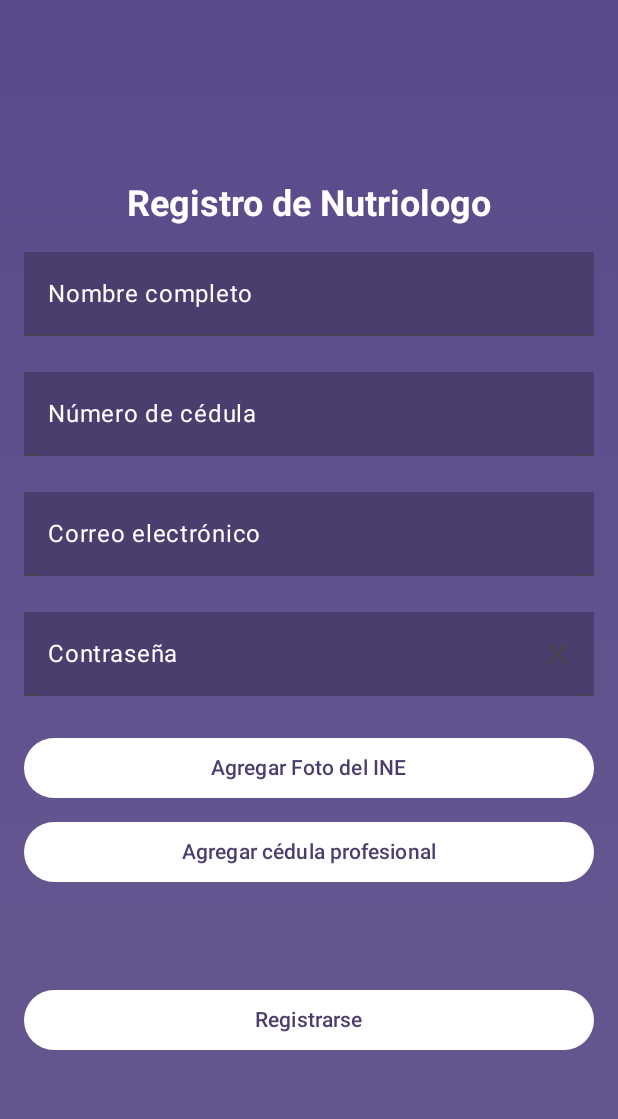
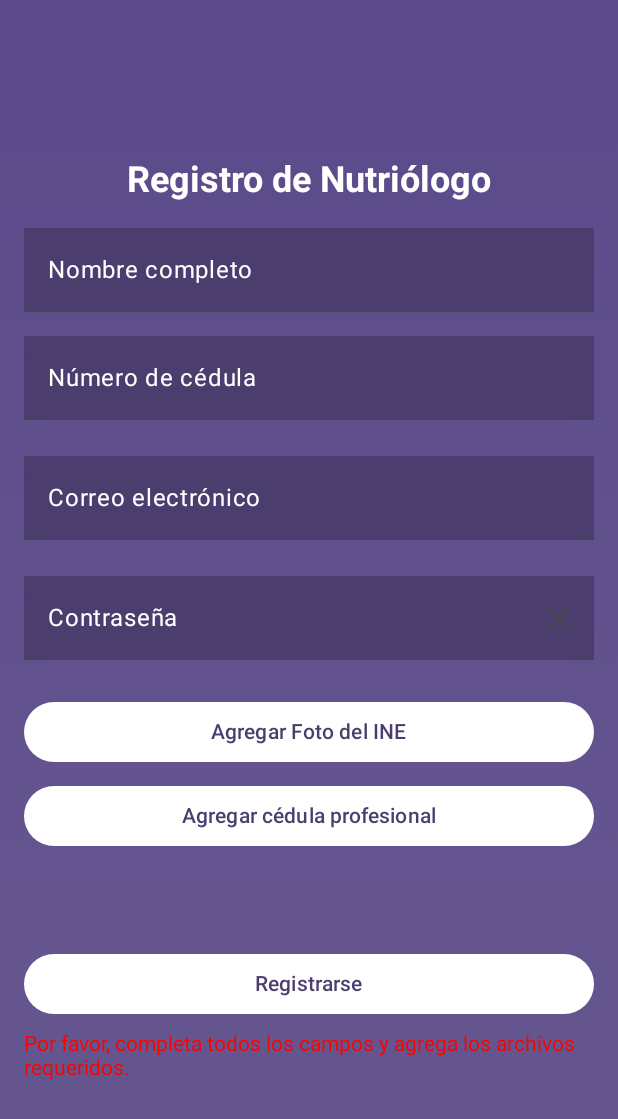
Before and after one commit to 214201827/nutri-app, an Android app built with Jetpack Compose: the RegisterNutScreen screen opened through its navigation route, after a tap on "Registrarse", on a phone screen of 412 x 824 dp. Shown: the top 1119 px of the screen. Run offline under Robolectric (Android 15) with nearby library versions, the phone set to English and light mode, and no system bars; our stand-ins replace Firebase (no records; nobody signed in at launch, a user with empty details on screens opened directly).

Commit message:
Registro de nutriologo terminado, solo falta el dialogo de exito 2.

```diff
--- a/app/src/main/java/com/example/nutricionapp/RegisterNutScreen.kt
+++ b/app/src/main/java/com/example/nutricionapp/RegisterNutScreen.kt
@@ -21,16 +21,17 @@ import androidx.navigation.compose.rememberNavController
 import androidx.compose.ui.text.input.PasswordVisualTransformation
 import androidx.compose.ui.text.input.VisualTransformation
 import androidx.compose.material.icons.filled.Clear
+import androidx.compose.ui.draw.alpha
 import androidx.compose.ui.graphics.Brush
 import androidx.compose.ui.graphics.Color
 import androidx.compose.ui.text.font.FontWeight
 import androidx.compose.ui.text.input.KeyboardType
-import com.google.firebase.Firebase
 import com.google.firebase.auth.FirebaseAuth
 import com.google.firebase.firestore.FirebaseFirestore
-import com.google.firebase.firestore.firestore
 import com.google.firebase.storage.FirebaseStorage
 import java.util.UUID
+import androidx.compose.ui.window.DialogProperties
+import androidx.compose.ui.input.pointer.pointerInput
 
 @Composable
 fun RegisterNutScreen(navController: NavHostController) {
@@ -40,25 +41,22 @@ fun RegisterNutScreen(navController: NavHostController) {
     val storage = FirebaseStorage.getInstance("gs://nutri-app-a90ca.appspot.com")
 
 
-    // Estados para manejar la carga
+    // Estados para manejar la carga y el diálogo de éxito
     var isLoading by remember { mutableStateOf(false) }
     var errorMessage by remember { mutableStateOf<String?>(null) }
+    var showSuccessDialog by remember { mutableStateOf(false) }
+
     var name by remember { mutableStateOf("") }
     var licenseNumber by remember { mutableStateOf("") }
     var email by remember { mutableStateOf("") }
     var password by remember { mutableStateOf("") }
     var showPassword by remember { mutableStateOf(false) }
 
-    // State variables to hold the selected URIs
+    // Variables de estado para los URIs seleccionados
     var photoIneUri by remember { mutableStateOf<Uri?>(null) }
     var professionalLicenseUri by remember { mutableStateOf<Uri?>(null) }
 
-    var showSuccessDialog by remember { mutableStateOf(false) }
-
-
-
-
-    // Launcher for selecting PDF files (Cédula profesional)
+    // Launcher para seleccionar archivos PDF (Cédula profesional)
     val pickPdfLauncher = rememberLauncherForActivityResult(
         ActivityResultContracts.OpenDocument()
     ) { uri ->
@@ -67,7 +65,7 @@ fun RegisterNutScreen(navController: NavHostController) {
         }
     }
 
-    // Launcher for selecting images or PDFs (Foto INE)
+    // Launcher para seleccionar imágenes o PDFs (Foto INE)
     val pickImageOrPdfLauncher = rememberLauncherForActivityResult(
         ActivityResultContracts.OpenDocument()
     ) { uri ->
@@ -87,16 +85,18 @@ fun RegisterNutScreen(navController: NavHostController) {
                 )
             ),
         //contentAlignment = Alignment.Center
-    )
+    ) {
+        // Contenido principal
         Column(
             modifier = Modifier
                 .fillMaxSize()
-            .padding(16.dp),
+                .padding(16.dp)
+                .alpha(if (isLoading) 0.5f else 1f), // Cambia la opacidad si está cargando
             verticalArrangement = Arrangement.Center,
             horizontalAlignment = Alignment.CenterHorizontally
         ) {
             Text(
-            text = "Registro de Nutriologo",
+                text = "Registro de Nutriólogo",
                 color = Color.White,
                 style = MaterialTheme.typography.headlineSmall,
                 fontWeight = FontWeight.Bold,
@@ -123,7 +123,6 @@ fun RegisterNutScreen(navController: NavHostController) {
 
             Spacer(modifier = Modifier.height(8.dp))
 
-        Spacer(modifier = Modifier.height(8.dp))
             TextField(
                 value = licenseNumber,
                 onValueChange = { licenseNumber = it },
@@ -133,7 +132,7 @@ fun RegisterNutScreen(navController: NavHostController) {
                     .padding(vertical = 8.dp)
                     .border(1.dp, Color(0xFF4B3D6E), shape = RoundedCornerShape(16.dp))
                     .background(Color(0xFF4B3D6E)),
-            keyboardOptions = KeyboardOptions(keyboardType = KeyboardType.Email),
+                keyboardOptions = KeyboardOptions(keyboardType = KeyboardType.Text),
                 singleLine = true,
                 colors = TextFieldDefaults.colors(
                     focusedContainerColor = Color.Transparent,
@@ -188,7 +187,7 @@ fun RegisterNutScreen(navController: NavHostController) {
                     .padding(vertical = 8.dp)
                     .border(1.dp, Color(0xFF4B3D6E), shape = RoundedCornerShape(16.dp))
                     .background(Color(0xFF4B3D6E)),
-            keyboardOptions = KeyboardOptions(keyboardType = KeyboardType.Email),
+                keyboardOptions = KeyboardOptions(keyboardType = KeyboardType.Password),
                 singleLine = true,
                 colors = TextFieldDefaults.colors(
                     focusedContainerColor = Color.Transparent,
@@ -202,10 +201,10 @@ fun RegisterNutScreen(navController: NavHostController) {
 
             Spacer(modifier = Modifier.height(16.dp))
 
-        // Button for "Agregar Foto del INE"
+            // Botón para "Agregar Foto del INE"
             Button(
                 onClick = {
-                // Launch file picker for images or PDFs
+                    // Lanzar selector de archivos para imágenes o PDFs
                     pickImageOrPdfLauncher.launch(arrayOf("application/pdf", "image/*"))
                 },
                 modifier = Modifier.fillMaxWidth(),
@@ -221,10 +220,10 @@ fun RegisterNutScreen(navController: NavHostController) {
 
             Spacer(modifier = Modifier.height(8.dp))
 
-        // Button for "Agregar cédula profesional"
+            // Botón para "Agregar cédula profesional"
             Button(
                 onClick = {
-                // Launch file picker for PDFs only
+                    // Lanzar selector de archivos para PDFs solamente
                     pickPdfLauncher.launch(arrayOf("application/pdf"))
                 },
                 modifier = Modifier.fillMaxWidth(),
@@ -242,7 +241,7 @@ fun RegisterNutScreen(navController: NavHostController) {
 
             // Botón de registro
             Button(
-            onClick = { /*onRegister(name, licenseNumber, email, password)*/
+                onClick = {
 
                     isLoading = true
                     errorMessage = null
@@ -266,7 +265,7 @@ fun RegisterNutScreen(navController: NavHostController) {
                             val ineUploadTask = ineRef.putFile(photoIneUri!!)
                             val licenseUploadTask = licenseRef.putFile(professionalLicenseUri!!)
 
-                        // Esperar a que ambos archivos se suban
+                            // Subir la foto del INE
                             ineUploadTask.continueWithTask { ineTask ->
                                 if (!ineTask.isSuccessful) {
                                     throw ineTask.exception ?: Exception("Error al subir la foto del INE")
@@ -276,6 +275,7 @@ fun RegisterNutScreen(navController: NavHostController) {
                                 if (ineUrlTask.isSuccessful) {
                                     val ineDownloadUrl = ineUrlTask.result.toString()
 
+                                    // Subir la cédula profesional
                                     licenseUploadTask.continueWithTask { licenseTask ->
                                         if (!licenseTask.isSuccessful) {
                                             throw licenseTask.exception ?: Exception("Error al subir la cédula profesional")
@@ -295,11 +295,12 @@ fun RegisterNutScreen(navController: NavHostController) {
                                                 // Agrega otros campos si es necesario
                                             )
 
-                                        firestore.collection("/usuarios/nutriologos").document(email)
+                                            firestore.collection("/nutriologos").document(email)
                                                 .set(nutriologoData)
                                                 .addOnSuccessListener {
                                                     isLoading = false
-                                                // Navegar a otra pantalla o mostrar un mensaje de éxito
+                                                    // Mostrar el diálogo de éxito
+                                                    showSuccessDialog = true
                                                 }
                                                 .addOnFailureListener { e ->
                                                     isLoading = false
@@ -320,21 +321,70 @@ fun RegisterNutScreen(navController: NavHostController) {
                             errorMessage = "Error al crear usuario: ${authTask.exception?.message}"
                         }
                     }
-
-
                 },
                 modifier = Modifier.fillMaxWidth(),
                 colors = ButtonDefaults.buttonColors(
                     containerColor = Color.White
-            )
+                ),
+                enabled = !isLoading // Deshabilita el botón mientras está cargando
             ) {
+                if (isLoading) {
+                    CircularProgressIndicator(color = Color(0xFF4B3D6E))
+                } else {
                     Text(
                         text = "Registrarse",
                         color = Color(0xFF4B3D6E)
                     )
                 }
             }
+
+            // Mostrar mensaje de error si existe
+            if (errorMessage != null) {
+                Text(
+                    text = errorMessage!!,
+                    color = Color.Red,
+                    modifier = Modifier.padding(top = 8.dp)
+                )
             }
+        }
+
+        // Mostrar indicador de carga en el centro de la pantalla
+        if (isLoading) {
+            Box(
+                modifier = Modifier
+                    .fillMaxSize()
+                    .pointerInput(Unit) {},
+                contentAlignment = Alignment.Center
+            ) {
+                CircularProgressIndicator(color = Color.White)
+            }
+        }
+
+        // Diálogo de éxito
+        if (showSuccessDialog) {
+            AlertDialog(
+                onDismissRequest = { /* No hacer nada para obligar al usuario a interactuar */ },
+                confirmButton = {
+                    TextButton(
+                        onClick = {
+                            showSuccessDialog = false
+                            // Navegar a otra pantalla si es necesario
+                            navController.navigate("LoginScreen") {
+                                popUpTo("RegisterNutScreen") { inclusive = true }
+                            }
+                        }
+                    ) {
+                        Text("Aceptar", color = Color(0xFF4B3D6E))
+                    }
+                },
+                title = { Text("Registro Exitoso") },
+                text = { Text("Tu registro ha sido completado con éxito.") },
+                properties = DialogProperties(dismissOnBackPress = false, dismissOnClickOutside = false)
+            )
+        }
+    }
+}
+
 
 @Preview(showBackground = true)
 @Composable
```
Lines whose indentation alone changed are shown as unchanged.
